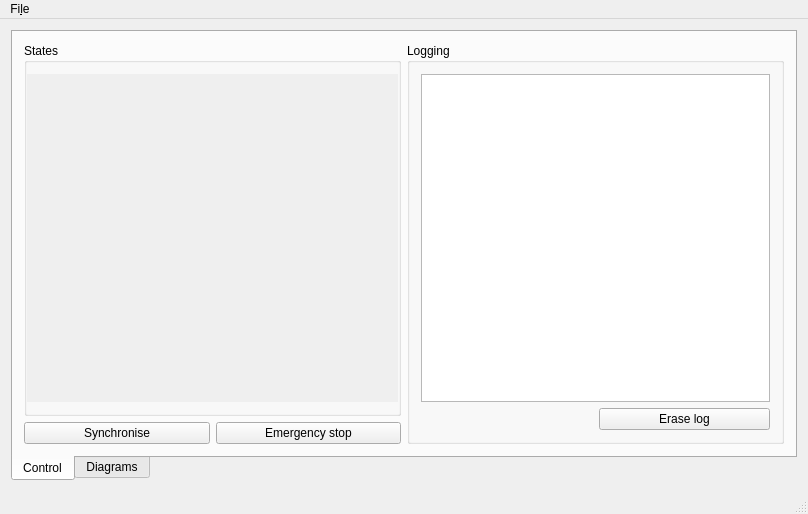
Old version of the form MainWindow.ui in the repository szotsaki/robot-state-modeller.
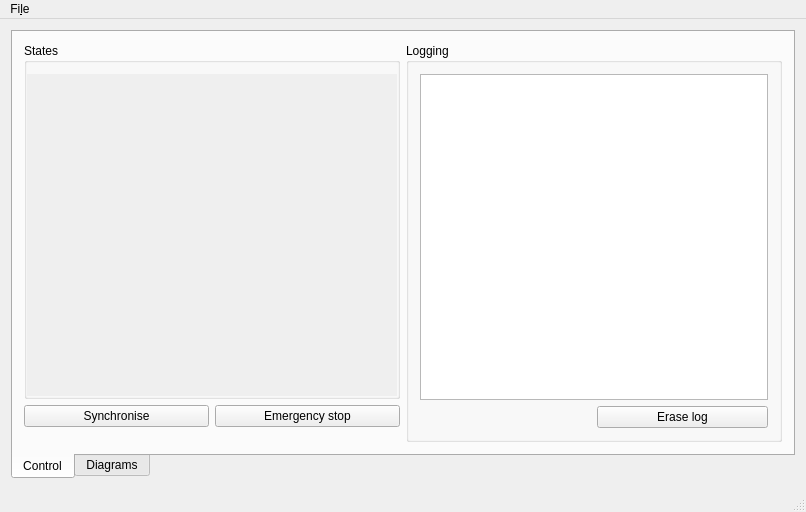
New version of the form. Icons and pictures are not drawn. Custom widgets are drawn as their Qt base class.

Commit message: Showing/hiding push button and erasing log

Diff of the .ui file:
```diff
--- a/MainWindow.ui
+++ b/MainWindow.ui
@@ -6,8 +6,8 @@
    <rect>
     <x>0</x>
     <y>0</y>
-    <width>808</width>
-    <height>514</height>
+    <width>806</width>
+    <height>512</height>
    </rect>
   </property>
   <property name="windowTitle">
@@ -34,6 +34,9 @@
        <layout class="QHBoxLayout" name="horizontalLayout_2">
         <item>
          <layout class="QGridLayout" name="gridLayout_3">
+          <property name="bottomMargin">
+           <number>15</number>
+          </property>
           <item row="0" column="0" colspan="2">
            <widget class="QGroupBox" name="groupBoxStates">
             <property name="title">
@@ -46,6 +49,9 @@
              <property name="rightMargin">
               <number>0</number>
              </property>
+             <property name="bottomMargin">
+              <number>0</number>
+             </property>
              <item>
               <widget class="QScrollArea" name="groupBoxScrollArea">
                <property name="frameShape">
@@ -68,8 +74,8 @@
                  <rect>
                   <x>0</x>
                   <y>0</y>
-                  <width>381</width>
-                  <height>359</height>
+                  <width>380</width>
+                  <height>349</height>
                  </rect>
                 </property>
                 <layout class="QVBoxLayout" name="verticalLayoutStates">
@@ -79,6 +85,9 @@
                  <property name="rightMargin">
                   <number>0</number>
                  </property>
+                 <property name="bottomMargin">
+                  <number>0</number>
+                 </property>
                  <item>
                   <spacer name="verticalSpacer">
                    <property name="orientation">
@@ -201,7 +210,7 @@
     <rect>
      <x>0</x>
      <y>0</y>
-     <width>808</width>
+     <width>806</width>
      <height>24</height>
     </rect>
    </property>
```
Left out of the diff: 2 changed lines with no effect on the pictures. The commit also changes 3 other files.
